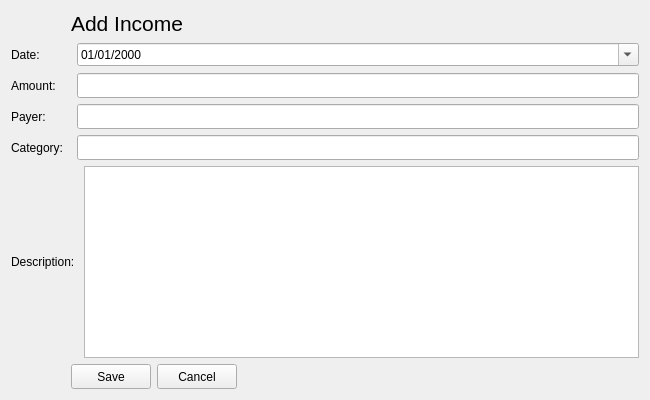
Qt form addincome.ui (m-muhsin/QFinance) before a commit.
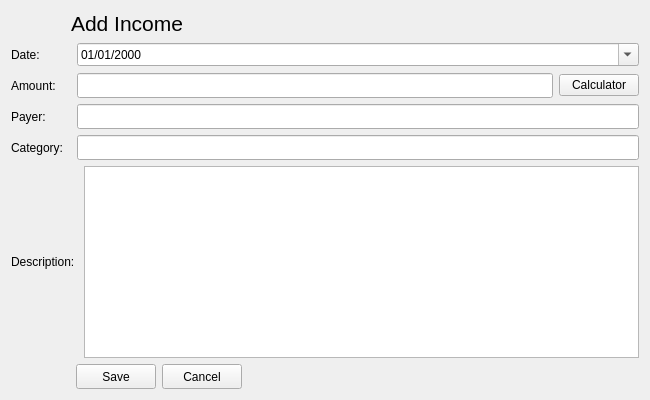
The same form after that commit.

Commit message: Created Calculator UI, Calculator Model and Implemented Calculator in AddIncome and AddExpense screens

```diff
--- a/addincome.ui
+++ b/addincome.ui
@@ -136,6 +136,13 @@
            </property>
           </widget>
          </item>
+         <item>
+          <widget class="QPushButton" name="btnOpenCalculator">
+           <property name="text">
+            <string>Calculator</string>
+           </property>
+          </widget>
+         </item>
         </layout>
        </item>
        <item row="0" column="0">
@@ -216,7 +223,7 @@
            </property>
            <property name="sizeHint" stdset="0">
             <size>
-             <width>60</width>
+             <width>65</width>
              <height>25</height>
             </size>
            </property>
```
The commit also changes 12 other files.
